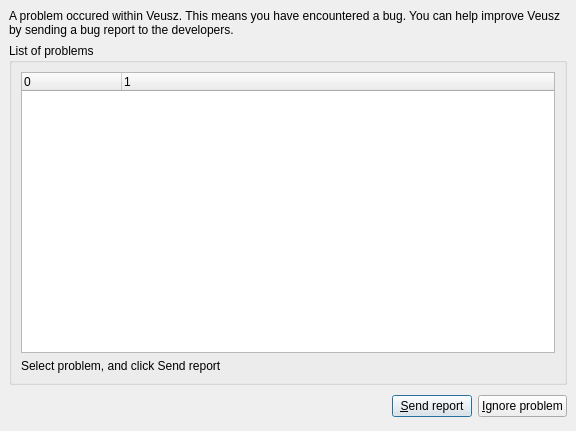
Old version of the form dialogs/exceptionlist.ui in the repository veusz/veusz.
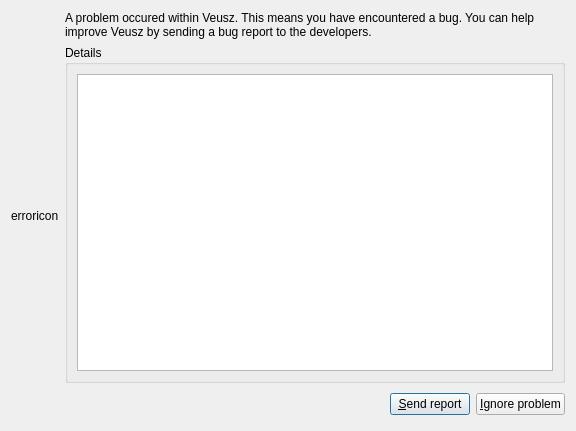
New version of the form.

Commit message: Simplify exception dialog

Diff of the .ui file:
```diff
--- a/dialogs/exceptionlist.ui
+++ b/dialogs/exceptionlist.ui
@@ -15,13 +15,16 @@
   <property name="windowTitle" >
    <string>Problem occured - Veusz</string>
   </property>
+  <layout class="QHBoxLayout" >
+   <item>
+    <widget class="QLabel" name="erroriconlabel" >
+     <property name="text" >
+      <string>erroricon</string>
+     </property>
+    </widget>
+   </item>
+   <item>
   <layout class="QVBoxLayout" >
-   <property name="margin" >
-    <number>9</number>
-   </property>
-   <property name="spacing" >
-    <number>6</number>
-   </property>
    <item>
     <widget class="QLabel" name="label_2" >
      <property name="text" >
@@ -35,39 +38,13 @@
    <item>
     <widget class="QGroupBox" name="groupBox" >
      <property name="title" >
-      <string>List of problems</string>
+        <string>Details</string>
      </property>
      <layout class="QVBoxLayout" >
-      <property name="margin" >
-       <number>9</number>
-      </property>
-      <property name="spacing" >
-       <number>6</number>
-      </property>
       <item>
-       <widget class="QTreeWidget" name="exceptionlist" >
-        <property name="rootIsDecorated" >
-         <bool>false</bool>
-        </property>
-        <property name="columnCount" >
-         <number>2</number>
-        </property>
-        <column>
-         <property name="text" >
-          <string>0</string>
-         </property>
-        </column>
-        <column>
-         <property name="text" >
-          <string>1</string>
-         </property>
-        </column>
-       </widget>
-      </item>
-      <item>
-       <widget class="QLabel" name="label" >
-        <property name="text" >
-         <string>Select problem, and click Send report</string>
+         <widget class="QTextEdit" name="errortextedit" >
+          <property name="readOnly" >
+           <bool>true</bool>
         </property>
        </widget>
       </item>
@@ -76,12 +53,6 @@
    </item>
    <item>
     <layout class="QHBoxLayout" >
-     <property name="margin" >
-      <number>0</number>
-     </property>
-     <property name="spacing" >
-      <number>6</number>
-     </property>
      <item>
       <spacer>
        <property name="orientation" >
@@ -112,6 +83,8 @@
     </layout>
    </item>
   </layout>
+   </item>
+  </layout>
  </widget>
  <pixmapfunction></pixmapfunction>
  <resources/>
```
Left out of the diff: 4 changed lines with no effect on the pictures. Lines whose indentation alone changed are shown as unchanged. The commit also changes 1 other file.
